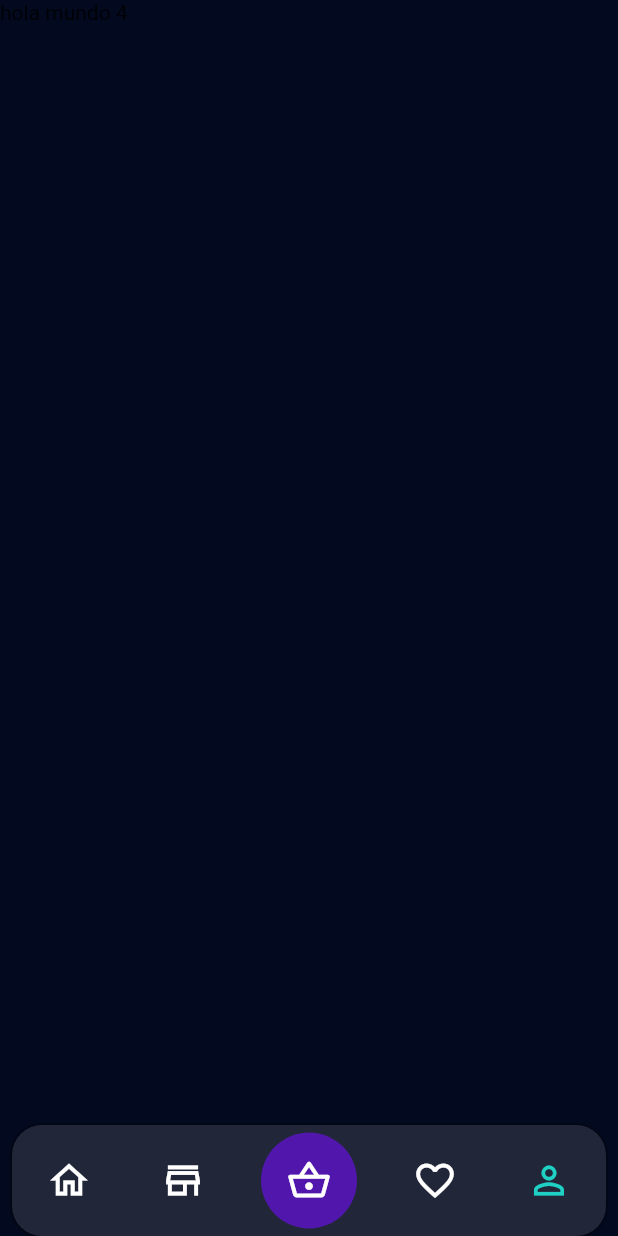
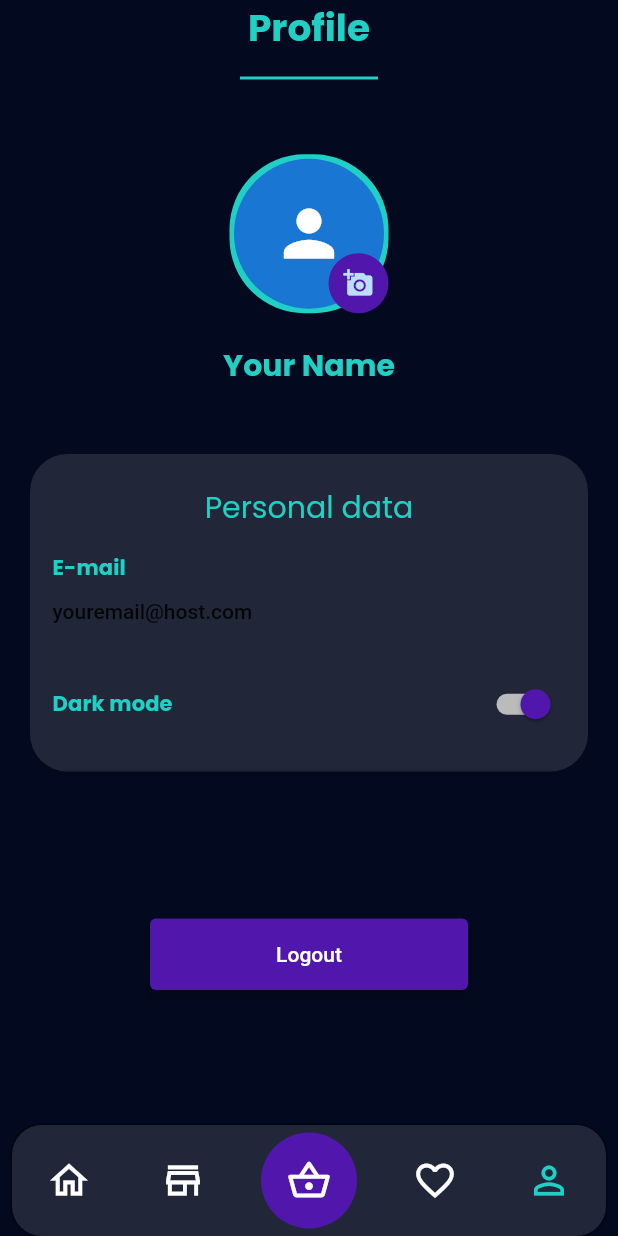
Before and after one commit to jpknap/badminton-app-flutter-getx, a Flutter app: the HomeScreen screen opened directly, item 5 of the bottom bar chosen, on a phone screen of 412 x 824 dp. Run offline on Flutter 3.47's test engine with Material 2 defaults, Android fonts, the phone set to English and light mode, and no system bars; our stand-ins replace google_fonts; network calls fail.

Commit message:
include screen favourites and profile

```diff
--- a/lib/presentation/home/home_screen.dart
+++ b/lib/presentation/home/home_screen.dart
@@ -1,4 +1,7 @@
+import 'package:app_burger/presentation/home/favourites/favourites_screen.dart';
 import 'package:app_burger/presentation/home/products/products_screen.dart';
+import 'package:app_burger/presentation/home/profile/profile_screen.dart';
+import 'package:app_burger/presentation/home/shops/shops_screen.dart';
 import 'package:app_burger/presentation/theme.dart';
 import 'package:flutter/material.dart';
 
@@ -28,7 +31,7 @@ class _HomeScreenState extends State<HomeScreen> {
                 index: currentIndex,
                 children: [
                   ProductsScreen(),
-                  Text("hola mundo $currentIndex"),
+                  ShopScreen(),
                   CartScreen(
                     goToProducts: () {
                       setState(() {
@@ -36,8 +39,8 @@ class _HomeScreenState extends State<HomeScreen> {
                       });
                     },
                   ),
-                  Text("hola mundo $currentIndex"),
-                  Text("hola mundo $currentIndex"),
+                  FavouritesScreen(),
+                  ProfileScreen(),
                 ],
               )),
               _DeliveryNavigationBar(
--- /dev/null
+++ b/lib/presentation/home/profile/profile_screen.dart
@@ -0,0 +1,166 @@
+import 'package:app_burger/presentation/theme.dart';
+import 'package:flutter/material.dart';
+
+class ProfileScreen extends StatelessWidget {
+  const ProfileScreen({Key? key}) : super(key: key);
+
+  @override
+  Widget build(BuildContext context) {
+    return Scaffold(
+        body: Column(crossAxisAlignment: CrossAxisAlignment.stretch, children: [
+      Container(
+        child: Center(
+            child: Text(
+          "Profile",
+          style: Theme.of(context).textTheme.titleLarge?.copyWith(
+                fontWeight: FontWeight.bold,
+              ),
+        )),
+      ),
+      Divider(
+        height: 30,
+        thickness: 2,
+        indent: 160,
+        endIndent: 160,
+        color: Theme.of(context).textTheme.titleLarge?.color,
+      ),
+      Expanded(
+        child: Column(
+          crossAxisAlignment: CrossAxisAlignment.stretch,
+          children: [
+            Expanded(
+                flex: 1,
+                child: Container(
+                  child: Column(
+                    mainAxisAlignment: MainAxisAlignment.center,
+                    children: [
+                      Stack(
+                        children: [
+                          Container(
+                            decoration: BoxDecoration(
+                                color: DeliveryColors().gree,
+                                borderRadius: BorderRadius.circular(50)),
+                            child: const Padding(
+                              padding: EdgeInsets.all(3),
+                              child: CircleAvatar(
+                                radius: 50,
+                                child: Icon(
+                                  Icons.person,
+                                  size: 50,
+                                ),
+                              ),
+                            ),
+                          ),
+                          Positioned(
+                            bottom: 0,
+                            right: 0,
+                            child: CircleAvatar(
+                              radius: 20,
+                              backgroundColor: DeliveryColors().purple,
+                              child: const Padding(
+                                padding: EdgeInsets.all(8.0),
+                                child: Icon(
+                                  Icons.add_a_photo,
+                                  size: 20,
+                                ),
+                              ),
+                            ),
+                          ),
+                        ],
+                      ),
+                      SizedBox(
+                        height: 20,
+                      ),
+                      Text(
+                        "Your Name",
+                        style: Theme.of(context)
+                            .textTheme
+                            .titleMedium!
+                            .copyWith(fontWeight: FontWeight.bold),
+                      )
+                    ],
+                  ),
+                )),
+            Expanded(
+              flex: 1,
+              child: Padding(
+                padding:
+                    const EdgeInsets.symmetric(horizontal: 20, vertical: 8.0),
+                child: Container(
+                  decoration: BoxDecoration(
+                      color: Theme.of(context).appBarTheme.backgroundColor,
+                      borderRadius: BorderRadius.circular(25)),
+                  child: Padding(
+                    padding: const EdgeInsets.all(15.0),
+                    child: Column(
+                      crossAxisAlignment: CrossAxisAlignment.stretch,
+                      children: [
+                        Expanded(
+                            child: Column(
+                          crossAxisAlignment: CrossAxisAlignment.stretch,
+                          mainAxisAlignment: MainAxisAlignment.center,
+                          children: [
+                            Center(
+                              child: Text(
+                                "Personal data",
+                                style: Theme.of(context).textTheme.titleMedium,
+                              ),
+                            ),
+                            SizedBox(height: 15),
+                            Text(
+                              "E-mail",
+                              style: Theme.of(context).textTheme.titleSmall,
+                            ),
+                            SizedBox(height: 10),
+                            Text(
+                              "youremail@host.com",
+                              style: Theme.of(context).textTheme.bodyLarge,
+                            ),
+                            SizedBox(height: 30),
+                            Row(
+                              mainAxisAlignment: MainAxisAlignment.spaceBetween,
+                              children: [
+                                Text(
+                                  "Dark mode",
+                                  style: Theme.of(context)
+                                      .textTheme
+                                      .titleSmall!
+                                      .copyWith(fontWeight: FontWeight.bold),
+                                ),
+                                Switch(
+                                  activeColor: DeliveryColors().purple,
+                                  activeTrackColor: DeliveryColors().ligthGrey,
+                                  value: true,
+                                  onChanged: (bool value) {},
+                                ),
+                              ],
+                            )
+                          ],
+                        )),
+                      ],
+                    ),
+                  ),
+                ),
+              ),
+            ),
+            Expanded(
+              flex: 1,
+              child: Padding(
+                padding:
+                    const EdgeInsets.symmetric(horizontal: 100, vertical: 90),
+                child: ElevatedButton(
+                  style: ButtonStyle(
+                    backgroundColor:
+                        MaterialStateProperty.all(DeliveryColors().purple),
+                  ),
+                  onPressed: () {},
+                  child: const Text('Logout'),
+                ),
+              ),
+            )
+          ],
+        ),
+      )
+    ]));
+  }
+}
--- a/lib/presentation/theme.dart
+++ b/lib/presentation/theme.dart
@@ -11,6 +11,7 @@ class DeliveryColors {
   final veryLightGrey = Color(0xFFF3F3F3);
   final white = Color(0xFFFFFFFF);
   final pink = Color(0xFFF5638B);
+  final redDanger = Color.fromARGB(255, 189, 80, 80);
 }
 
 final gradientBackground = [
```
Also changed, not shown: lib/presentation/home/cart/cart_screen.dart (+117 -17 lines), lib/presentation/home/favourites/favourites_screen.dart (added, +28 -0 lines), lib/presentation/home/shops/shops_screen.dart (added, +28 -0 lines).
